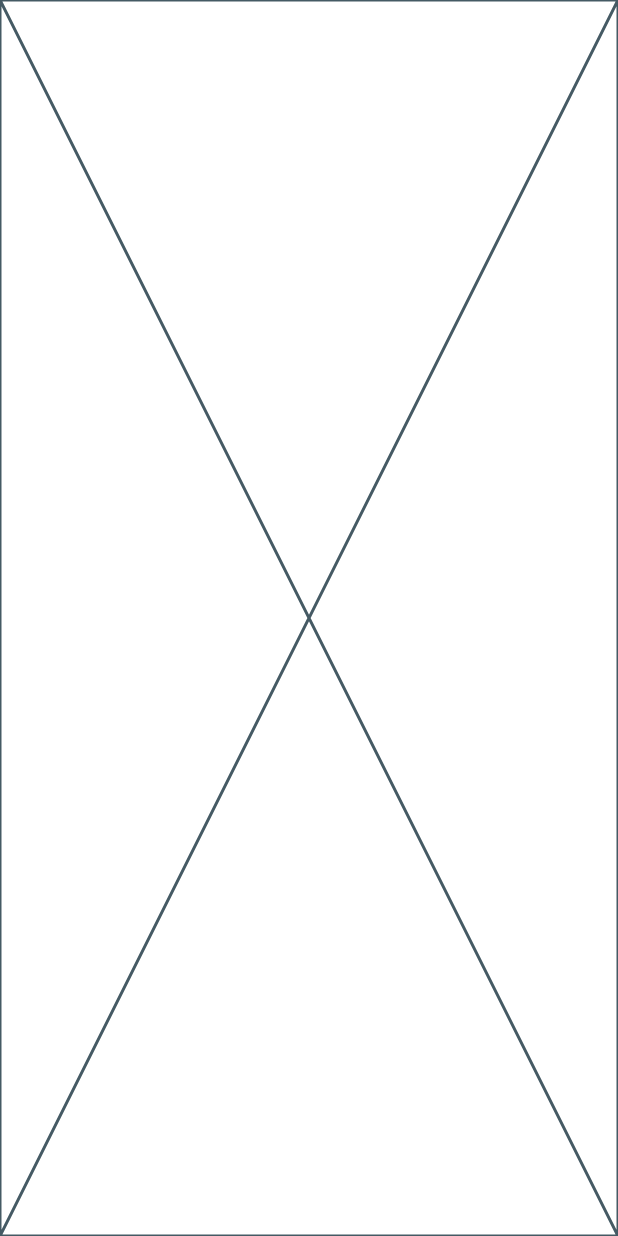
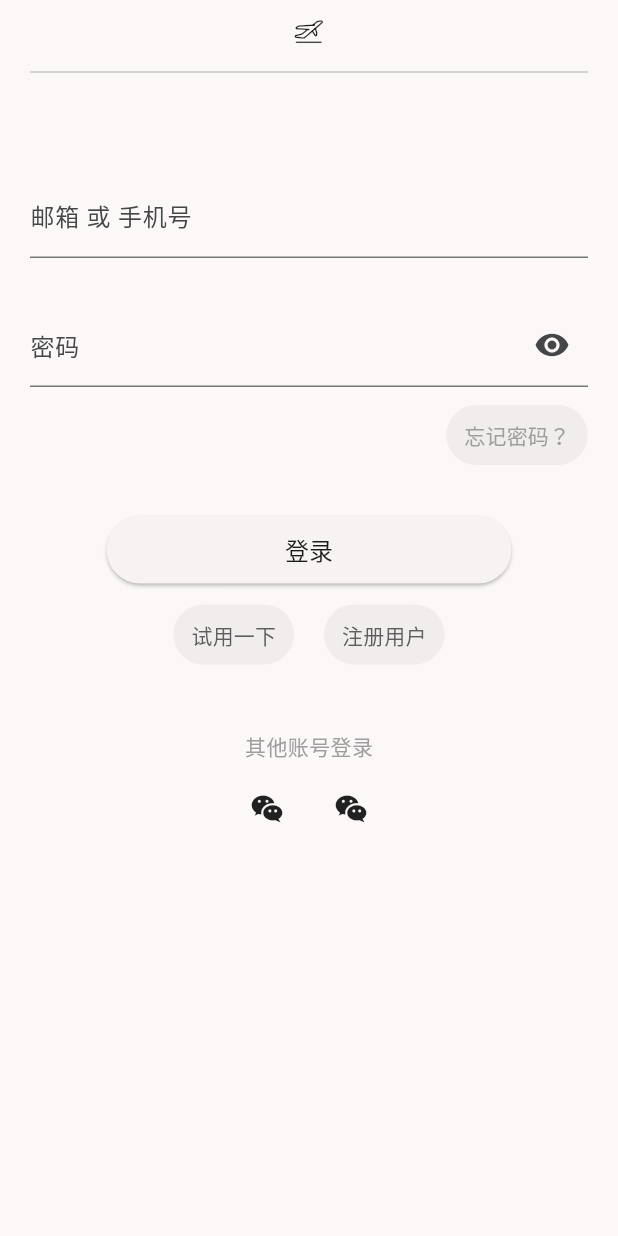
Before and after one commit to qcbf/quick_log_money, a Flutter app: the screen it shows after launch, on a phone screen of 412 x 824 dp. Run offline on Flutter 3.47's test engine with Material 3 defaults, Android fonts, the phone set to English and light mode, and no system bars; our stand-ins replace hive; accounts and stored records are empty.

Commit message:
数据相关逻辑，登录界面

```diff
--- a/quick_money_flutter/lib/Datas/Ledger/LedgerData.dart
+++ b/quick_money_flutter/lib/Datas/Ledger/LedgerData.dart
@@ -61,8 +61,10 @@ class LedgerProvider with ChangeNotifier {
   }
 
   ///
-  Future LoadDefaultConfig() async {
-    _SetValue(await rootBundle.loadString(DefaultLedgerPath));
+  Future LoadTemplate() async {
+    final json = await rootBundle.loadString(DefaultLedgerPath);
+    // LocalDB.put("Ledger", json);
+    _SetValue(json);
   }
 }
 
--- a/quick_money_flutter/lib/Datas/UserData.dart
+++ b/quick_money_flutter/lib/Datas/UserData.dart
@@ -9,7 +9,7 @@ part "UserData.g.dart";
 @JsonSerializable()
 class UserData {
   int Id = 0;
-  String Token = "";
+  String? Token;
   String? Name;
   String? Icon;
   DateTime? VipExpiryDate;
@@ -21,15 +21,31 @@ class UserData {
   factory UserData.FromJson(Map<String, dynamic> json) => _$UserDataFromJson(json);
 }
 
-class UserDataProvider with ChangeNotifier {
-  UserData? Data;
+class UserProvider with ChangeNotifier {
+  UserData? _Data;
+
+  ///
+  UserData? get Data => _Data;
+
+  ///
   static bool IsLogined = LocalDB.containsKey("User");
 
-  UserDataProvider() {
+  UserProvider() {
     if (IsLogined) {
       LocalDB.get("User").then((json) {
-        Data = UserData.FromJson(jsonDecode(json));
+        SetData(UserData.FromJson(jsonDecode(json)));
       });
     }
   }
+
+  ///
+  void SetData(UserData data) {
+    _Data = data;
+    notifyListeners();
+  }
+
+  ///
+  Future Login() async {
+    await Future.delayed(Durations.short1);
+  }
 }
--- a/quick_money_flutter/lib/Utilities/Preference.dart
+++ b/quick_money_flutter/lib/Utilities/Preference.dart
@@ -3,13 +3,14 @@ import 'package:quick_money_flutter/Utilities/LocalDB.dart';
 
 part 'Preference.g.dart';
 
-@JsonSerializable(checked: true)
+@JsonSerializable()
 class Preference {
   static late Preference Global;
 
-  bool IsFirstPageIsRecord = false;
+  @JsonKey(defaultValue: false)
+  bool IsFirstPageIsRecord;
 
-  Preference();
+  Preference({required this.IsFirstPageIsRecord});
 
   static Future InitGlobal() async {
     Global = Preference.FromJson(await LocalDB.get("Preference") ?? {});
--- a/quick_money_flutter/lib/main.dart
+++ b/quick_money_flutter/lib/main.dart
@@ -11,9 +11,22 @@ import 'package:quick_money_flutter/pages/LoginPage.dart';
 import 'package:quick_money_flutter/pages/RecordMoney/RecordPage.dart';
 
 void main() async {
+  final sw = Stopwatch();
+  sw.start();
+
   await LocalDBHelper.Init();
+
+  print("db: ${sw.elapsedMilliseconds}ms");
+  sw.reset();
+
   await Preference.InitGlobal();
+
+  print("preference: ${sw.elapsedMilliseconds}ms");
+  sw.reset();
+
   runApp(const MainApp());
+
+  print("run: ${sw.elapsedMilliseconds}ms");
 }
 
 ///
@@ -23,14 +36,14 @@ class MainApp extends StatelessWidget {
   @override
   Widget build(BuildContext context) {
     if (kDebugMode) {
-      return const _Debug();
+      return const _DebugCreateApp();
     }
     return CreateApp();
   }
 
   static MaterialApp CreateApp({ThemeMode? themeMode}) {
     late Widget firstPage;
-    if (UserDataProvider.IsLogined) {
+    if (UserProvider.IsLogined) {
       firstPage = Preference.Global.IsFirstPageIsRecord ? const RecordPage() : const HomePage();
     } else {
       firstPage = const LoginPage();
@@ -43,7 +56,7 @@ class MainApp extends StatelessWidget {
         darkTheme: _GetTheme(Brightness.dark),
         home: MultiProvider(
           providers: [
-            ChangeNotifierProvider(create: (context) => UserDataProvider()),
+            ChangeNotifierProvider(create: (context) => UserProvider()),
             ChangeNotifierProvider(create: (context) => LedgerProvider()),
           ],
           child: firstPage,
@@ -62,14 +75,14 @@ class MainApp extends StatelessWidget {
 }
 
 ///
-final class _Debug extends StatefulWidget {
-  const _Debug();
+final class _DebugCreateApp extends StatefulWidget {
+  const _DebugCreateApp();
 
   @override
-  State<_Debug> createState() => _DebugState();
+  State<_DebugCreateApp> createState() => _DebugCreateAppState();
 }
 
-class _DebugState extends State<_Debug> {
+class _DebugCreateAppState extends State<_DebugCreateApp> {
   late ThemeMode _themeMode = ThemeMode.dark;
   @override
   Widget build(BuildContext context) {
--- a/quick_money_flutter/lib/pages/LoginPage.dart
+++ b/quick_money_flutter/lib/pages/LoginPage.dart
@@ -1,4 +1,8 @@
-import 'package:flutter/material.dart';
+import "package:flutter/material.dart";
+import "package:provider/provider.dart";
+import "package:quick_money_flutter/Datas/Ledger/LedgerData.dart";
+import "package:quick_money_flutter/Datas/UserData.dart";
+import "package:quick_money_flutter/pages/HomePage.dart";
 
 class LoginPage extends StatefulWidget {
   const LoginPage({super.key});
@@ -8,8 +12,156 @@ class LoginPage extends StatefulWidget {
 }
 
 class _LoginPageState extends State<LoginPage> {
+  final _FormKey = GlobalKey<FormState>();
+  late String _Username, _Password;
+  bool _IsHidePwdChar = true;
+
   @override
   Widget build(BuildContext context) {
-    return const Placeholder();
+    return Scaffold(
+      body: Form(
+        key: _FormKey,
+        autovalidateMode: AutovalidateMode.onUserInteraction,
+        child: ListView(
+          padding: const EdgeInsets.symmetric(horizontal: 20),
+          children: [
+            _BuildTitleLogo(),
+            _BuildTitleLogoLine(),
+            const SizedBox(height: 60),
+            _BuildUsername(),
+            const SizedBox(height: 30),
+            _BuildPassword(context),
+            _BuildForgetPassword(context),
+            const SizedBox(height: 30),
+            _BuildLoginArea(context),
+            const SizedBox(height: 10),
+            Row(
+                mainAxisAlignment: MainAxisAlignment.center,
+                children: [_BuildAnonymLogin(), const SizedBox(width: 20), _BuildRegister()]),
+            const SizedBox(height: 40),
+            _BuildOtherLogin(),
+          ],
+        ),
+      ),
+    );
   }
+
+  ///
+  Widget _BuildOtherLogin() => Column(
+        children: [
+          const Center(child: Text("其他账号登录", style: TextStyle(color: Colors.grey, fontSize: 14))),
+          ButtonBar(
+            alignment: MainAxisAlignment.center,
+            children: [
+              //tag wx
+              IconButton(
+                  icon: Icon(Icons.wechat, color: Theme.of(context).iconTheme.color),
+                  onPressed: () {
+                    ScaffoldMessenger.of(context).showSnackBar(
+                      SnackBar(
+                          content: const Text("wechat login"),
+                          action: SnackBarAction(
+                            label: "取消",
+                            onPressed: () {},
+                          )),
+                    );
+                  }),
+              //tag qq
+              IconButton(
+                  icon: Icon(Icons.wechat, color: Theme.of(context).iconTheme.color),
+                  onPressed: () {
+                    ScaffoldMessenger.of(context).showSnackBar(
+                      SnackBar(
+                          content: const Text("wechat login"),
+                          action: SnackBarAction(
+                            label: "取消",
+                            onPressed: () {},
+                          )),
+                    );
+                  }),
+            ],
+          )
+        ],
+      );
+
+  ///
+  Widget _BuildLoginArea(BuildContext context) => Align(
+        child: SizedBox(
+          height: 45,
+          width: 270,
+          child: ElevatedButton(
+            style: ButtonStyle(
+                shape: WidgetStateProperty.all(const StadiumBorder(side: BorderSide(style: BorderStyle.none)))),
+            child: Text("登录", style: Theme.of(context).textTheme.titleMedium),
+            onPressed: () {
+              if (_FormKey.currentState!.validate()) {
+                _FormKey.currentState!.save();
+                //tag 执行登录方法
+                print("email: $_Username, password: $_Password");
+              }
+            },
+          ),
+        ),
+      );
+
+  ///
+  Widget _BuildRegister() => TextButton(onPressed: () {}, child: const Text("注册用户"));
+
+  ///
+  Widget _BuildAnonymLogin() => TextButton(
+      onPressed: () {
+        context.read<UserProvider>().SetData(UserData());
+        context.read<LedgerProvider>().LoadTemplate();
+        Navigator.pushReplacement(context, MaterialPageRoute(builder: (context) => const HomePage()));
+      },
+      child: const Text("试用一下"));
+
+  ///
+  Widget _BuildForgetPassword(BuildContext context) => Padding(
+        padding: const EdgeInsets.only(top: 8),
+        child: Align(
+          alignment: Alignment.centerRight,
+          child: TextButton(
+            onPressed: () {
+              // Navigator.pop(context);
+              print("忘记密码");
+            },
+            child: const Text("忘记密码？", style: TextStyle(fontSize: 14, color: Colors.grey)),
+          ),
+        ),
+      );
+
+  ///
+  Widget _BuildPassword(BuildContext context) => TextFormField(
+      validator: (value) {
+        if (value?.isNotEmpty != true) return "";
+        return null;
+      },
+      obscureText: _IsHidePwdChar,
+      onSaved: (v) => _Password = v!,
+      decoration: InputDecoration(
+          labelText: "密码",
+          suffixIcon: IconButton(
+            icon: Icon(_IsHidePwdChar ? Icons.remove_red_eye : Icons.password),
+            onPressed: () => setState(() => _IsHidePwdChar = !_IsHidePwdChar),
+          )));
+
+  ///
+  Widget _BuildUsername() => TextFormField(
+        validator: (value) {
+          if (value?.isNotEmpty != true) return "";
+          return null;
+        },
+        decoration: const InputDecoration(labelText: "邮箱 或 手机号"),
+        onSaved: (v) => _Username = v!,
+      );
+
+  ///
+  Widget _BuildTitleLogoLine() {
+    return const Divider();
+  }
+
+  ///
+  Widget _BuildTitleLogo() =>
+      const Padding(padding: EdgeInsets.all(8), child: Icon(IconData(0xe776, fontFamily: "Ledger")));
 }
--- a/quick_money_flutter/pubspec.yaml
+++ b/quick_money_flutter/pubspec.yaml
@@ -26,3 +26,7 @@ flutter:
   uses-material-design: true
   assets:
     - Assets/Configs/
+  fonts:
+    - family: Ledger
+      fonts:
+        - asset: Assets/Ledger/Icon.ttf
```
Also changed, not shown: quick_money_flutter/Assets/Configs/LodgerTemplate.json (renamed from quick_money_flutter/Assets/Configs/LedgerTemplate.json), quick_money_flutter/Assets/Ledger/Icon.ttf (added), quick_money_flutter/lib/Datas/UserData.g.dart, quick_money_flutter/lib/Utilities/Preference.g.dart.
